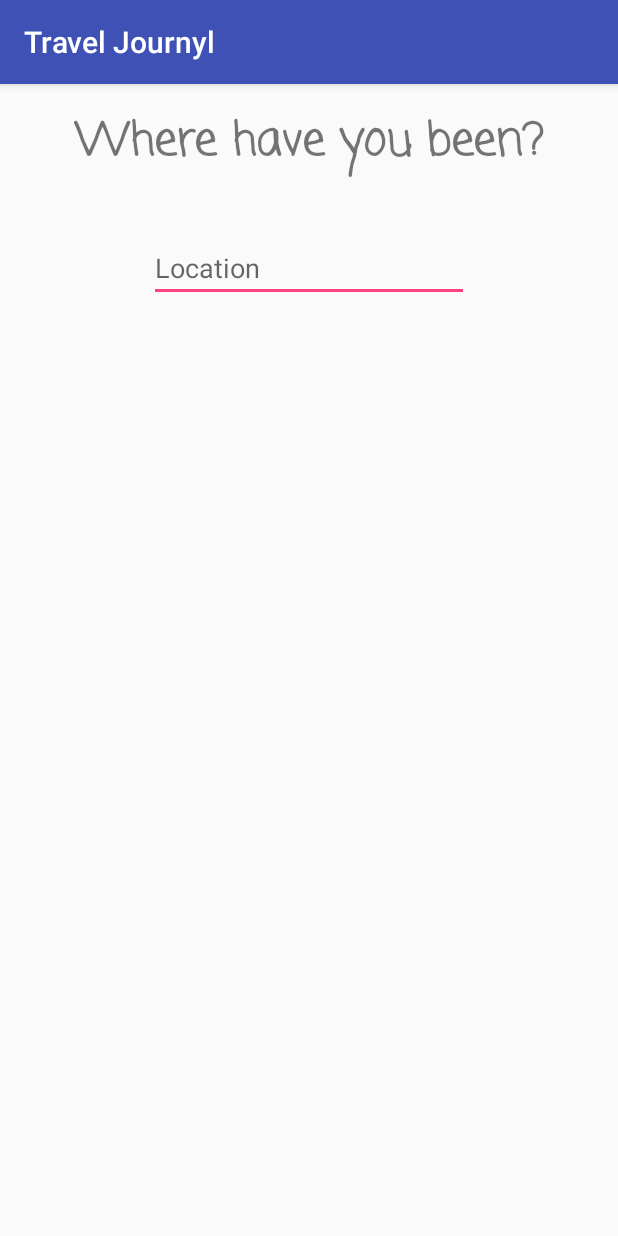
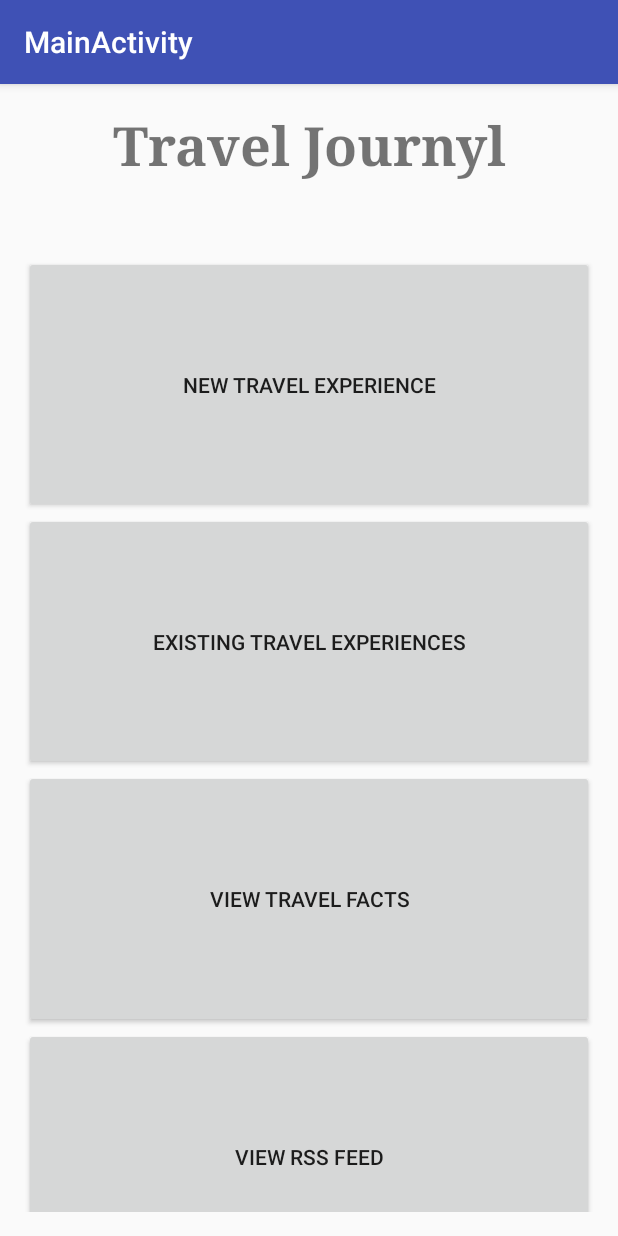
Before and after one commit to drakegens/Travel-Journyl, an Android app: the screen it shows after launch (NewTravel before the commit, MainActivity after it), on a phone screen of 412 x 824 dp. Run offline under Robolectric (Android 15) with nearby library versions, the phone set to English and light mode, and no system bars.

Commit message:
Added the main activity, creating my main menu. Added resources to strings and fixed bugs regarding rendering themes (API 21)

```diff
--- a/app/build.gradle
+++ b/app/build.gradle
@@ -25,5 +25,6 @@ dependencies {
         exclude group: 'com.android.support', module: 'support-annotations'
     })
     compile 'com.android.support:appcompat-v7:24.2.1'
+    compile 'com.android.support:design:24.2.1'
     testCompile 'junit:junit:4.12'
 }
--- a/app/src/main/AndroidManifest.xml
+++ b/app/src/main/AndroidManifest.xml
@@ -8,13 +8,19 @@
         android:label="@string/app_name"
         android:supportsRtl="true"
         android:theme="@style/AppTheme">
-        <activity android:name=".NewTravel">
+
+        <activity
+            android:name=".MainActivity"
+            android:label="@string/title_activity_main"
+            android:theme="@style/AppTheme">
             <intent-filter>
                 <action android:name="android.intent.action.MAIN" />
 
                 <category android:name="android.intent.category.LAUNCHER" />
             </intent-filter>
         </activity>
+        <activity android:name=".NewTravelActivity">
+        </activity>
     </application>
 
 </manifest>
--- /dev/null
+++ b/app/src/main/java/drakegens/traveljournyl/MainActivity.java
@@ -0,0 +1,25 @@
+package drakegens.traveljournyl;
+
+import android.os.Bundle;
+import android.support.v7.app.AppCompatActivity;
+
+public class MainActivity extends AppCompatActivity {
+
+    @Override
+    protected void onCreate(Bundle savedInstanceState) {
+        super.onCreate(savedInstanceState);
+        setContentView(R.layout.activity_main);
+//        Toolbar toolbar = (Toolbar) findViewById(R.id.toolbar);
+//        setSupportActionBar(toolbar);
+
+//        FloatingActionButton fab = (FloatingActionButton) findViewById(R.id.fab);
+//        fab.setOnClickListener(new View.OnClickListener() {
+//            @Override
+//            public void onClick(View view) {
+//                Snackbar.make(view, "Replace with your own action", Snackbar.LENGTH_LONG)
+//                        .setAction("Action", null).show();
+//            }
+//        });
+    }
+
+}
--- a/app/src/main/java/drakegens/traveljournyl/NewTravel.java
+++ b/app/src/main/java/drakegens/traveljournyl/NewTravelActivity.java
@@ -5,7 +5,7 @@ import android.os.Bundle;
 import android.widget.TextView;
 import android.widget.EditText;
 
-public class NewTravel extends AppCompatActivity {
+public class NewTravelActivity extends AppCompatActivity {
 
     TextView header;
     EditText location;
--- /dev/null
+++ b/app/src/main/res/layout/activity_main.xml
@@ -0,0 +1,12 @@
+<?xml version="1.0" encoding="utf-8"?>
+<android.support.design.widget.CoordinatorLayout xmlns:android="http://schemas.android.com/apk/res/android"
+    xmlns:app="http://schemas.android.com/apk/res-auto"
+    xmlns:tools="http://schemas.android.com/tools"
+    android:layout_width="match_parent"
+    android:layout_height="match_parent"
+    android:fitsSystemWindows="true"
+    tools:context="drakegens.traveljournyl.MainActivity">
+
+    <include layout="@layout/content_main" />
+
+</android.support.design.widget.CoordinatorLayout>
--- a/app/src/main/res/layout/activity_new_travel.xml
+++ b/app/src/main/res/layout/activity_new_travel.xml
@@ -8,7 +8,7 @@
     android:paddingLeft="@dimen/activity_horizontal_margin"
     android:paddingRight="@dimen/activity_horizontal_margin"
     android:paddingTop="@dimen/activity_vertical_margin"
-    tools:context="drakegens.traveljournyl.NewTravel">
+    tools:context="drakegens.traveljournyl.NewTravelActivity">
 
     <TextView
         android:text="@string/newTravelHeader"
--- /dev/null
+++ b/app/src/main/res/layout/content_main.xml
@@ -0,0 +1,58 @@
+<?xml version="1.0" encoding="utf-8"?>
+<LinearLayout xmlns:android="http://schemas.android.com/apk/res/android"
+    xmlns:app="http://schemas.android.com/apk/res-auto"
+    xmlns:tools="http://schemas.android.com/tools"
+    android:orientation="vertical"
+    android:id="@+id/content_main"
+    android:layout_width="match_parent"
+    android:layout_height="match_parent"
+    android:paddingBottom="@dimen/activity_vertical_margin"
+    android:paddingLeft="@dimen/activity_horizontal_margin"
+    android:paddingRight="@dimen/activity_horizontal_margin"
+    android:paddingTop="@dimen/activity_vertical_margin"
+    app:layout_behavior="@string/appbar_scrolling_view_behavior"
+    tools:context="drakegens.traveljournyl.MainActivity"
+    tools:showIn="@layout/activity_main"
+    android:weightSum="1">
+
+
+    <TextView
+        android:text="@string/app_name"
+        android:layout_width="match_parent"
+        android:layout_height="wrap_content"
+        android:id="@+id/mainMenuHeader"
+        tools:ignore="HardcodedText"
+        android:layout_weight="0.10"
+        android:fontFamily="serif"
+        android:textSize="36sp"
+        android:textAlignment="center"
+        android:textStyle="normal|bold" />
+
+    <Button
+        android:text="@string/newTravelExperience"
+        android:layout_width="match_parent"
+        android:layout_height="wrap_content"
+        android:id="@+id/newTravelExbtn"
+        android:layout_weight="0.25" />
+
+    <Button
+        android:text="@string/existingTravelExperience"
+        android:layout_width="match_parent"
+        android:layout_height="wrap_content"
+        android:id="@+id/existTravelExbtn"
+        android:layout_weight="0.25" />
+
+    <Button
+        android:text="@string/viewTravelFacts"
+        android:layout_width="match_parent"
+        android:layout_height="wrap_content"
+        android:id="@+id/travelFactsbtn"
+        android:layout_weight="0.25" />
+
+    <Button
+        android:text="@string/viewRSSFeed"
+        android:layout_width="match_parent"
+        android:layout_height="wrap_content"
+        android:id="@+id/RSSFeedbtn"
+        android:layout_weight="0.25" />
+</LinearLayout>
--- /dev/null
+++ b/app/src/main/res/values-v21/styles.xml
@@ -0,0 +1,9 @@
+<resources>
+
+    <style name="AppTheme.NoActionBar">
+        <item name="windowActionBar">false</item>
+        <item name="windowNoTitle">true</item>
+        <item name="android:windowDrawsSystemBarBackgrounds">true</item>
+        <item name="android:statusBarColor">@android:color/transparent</item>
+    </style>
+</resources>
--- a/app/src/main/res/values/dimens.xml
+++ b/app/src/main/res/values/dimens.xml
@@ -2,4 +2,5 @@
     <!-- Default screen margins, per the Android Design guidelines. -->
     <dimen name="activity_horizontal_margin">16dp</dimen>
     <dimen name="activity_vertical_margin">16dp</dimen>
+    <dimen name="fab_margin">16dp</dimen>
 </resources>
--- a/app/src/main/res/values/strings.xml
+++ b/app/src/main/res/values/strings.xml
@@ -2,5 +2,9 @@
     <string name="app_name">Travel Journyl</string>
     <string name="newTravelHeader">Where have you been?</string>
     <string name="locationHint">Location</string>
-
+    <string name="title_activity_main">MainActivity</string>
+    <string name="newTravelExperience">New Travel Experience</string>
+    <string name="existingTravelExperience">Existing Travel Experiences</string>
+    <string name="viewTravelFacts">View Travel Facts</string>
+    <string name="viewRSSFeed">View RSS Feed</string>
 </resources>
--- a/app/src/main/res/values/styles.xml
+++ b/app/src/main/res/values/styles.xml
@@ -8,4 +8,13 @@
         <item name="colorAccent">@color/colorAccent</item>
     </style>
 
+    <style name="AppTheme.NoActionBar">
+        <item name="windowActionBar">false</item>
+        <item name="windowNoTitle">true</item>
+    </style>
+
+    <style name="AppTheme.AppBarOverlay" parent="ThemeOverlay.AppCompat.Dark.ActionBar" />
+
+    <style name="AppTheme.PopupOverlay" parent="ThemeOverlay.AppCompat.Light" />
+
 </resources>
```
